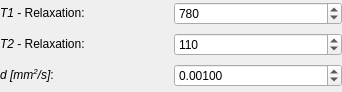
The window that Plugins/org.mitk.gui.qt.diffusionimaging.fiberfox/src/QmitkStickModelParametersWidgetControls.ui (MITK/MITK) describes before a commit, drawn with Qt 5.
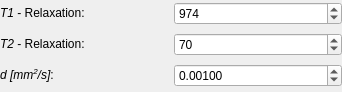
The same window after the commit.

```diff
--- a/Plugins/org.mitk.gui.qt.diffusionimaging.fiberfox/src/QmitkStickModelParametersWidgetControls.ui
+++ b/Plugins/org.mitk.gui.qt.diffusionimaging.fiberfox/src/QmitkStickModelParametersWidgetControls.ui
@@ -60,7 +60,7 @@
       <number>999999999</number>
      </property>
      <property name="value">
-      <number>110</number>
+      <number>70</number>
      </property>
     </widget>
    </item>
@@ -94,7 +94,7 @@
       <number>999999999</number>
      </property>
      <property name="value">
-      <number>780</number>
+      <number>974</number>
      </property>
     </widget>
    </item>
```
